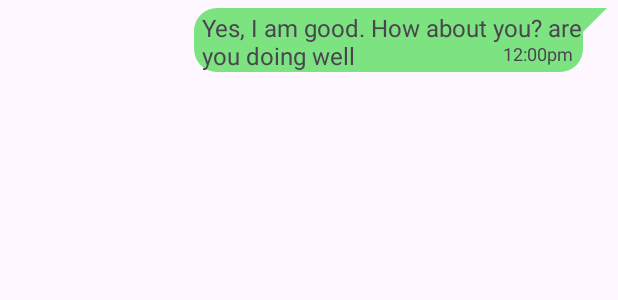
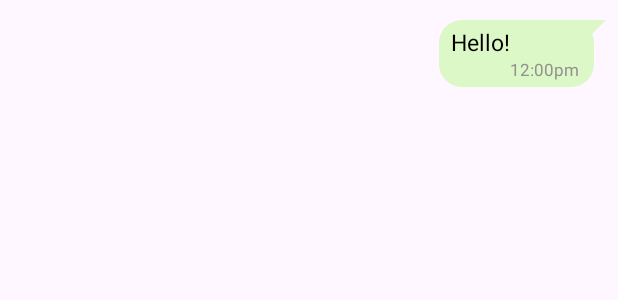
Before and after one commit to ArpitAswal/ChattingApplication, an Android app: the layout sender_chat_bubble.xml on its own in the app's theme, with its tools: preview values and no code run, on a phone screen of 412 x 824 dp. Shown: the top 300 px of the screen. Run offline under Robolectric (Android 15) with nearby library versions, the phone set to English and light mode, and no system bars.

```diff
--- a/app/src/main/java/com/example/whatsappclone/HomeActivity.kt
+++ b/app/src/main/java/com/example/whatsappclone/HomeActivity.kt
@@ -4,13 +4,14 @@ import androidx.appcompat.app.AppCompatActivity
 import android.os.Bundle
 import androidx.viewpager.widget.ViewPager
 import com.example.whatsappclone.adapter.FragmentAdapter
+import com.example.whatsappclone.firebase.References
 import com.google.android.material.tabs.TabLayout
 
 class HomeActivity : AppCompatActivity() {
     override fun onCreate(savedInstanceState: Bundle?) {
         super.onCreate(savedInstanceState)
         setContentView(R.layout.activity_home)
-
+        References.getAllUsersChat(this@HomeActivity)
         // Find the view pager that will allow the user to swipe between fragments
         val viewPager = findViewById<ViewPager>(R.id.viewpager)
         // Create an adapter that knows which fragment should be shown on each page
--- a/app/src/main/java/com/example/whatsappclone/adapter/UserModelAdapter.kt
+++ b/app/src/main/java/com/example/whatsappclone/adapter/UserModelAdapter.kt
@@ -12,7 +12,7 @@ import com.example.whatsappclone.R
 
 class UserModelAdapter(private val dataList: List<UserModel>) : RecyclerView.Adapter<UserModelAdapter.ViewHolder>() {
     class ViewHolder(itemView: View) : RecyclerView.ViewHolder(itemView) {
-        val profile: CircleImageView = itemView.findViewById(R.id.user_profile)
+        val profile: CircleImageView = itemView.findViewById(R.id.profileImage)
         val name: TextView = itemView.findViewById(R.id.username)
         val msg: TextView = itemView.findViewById(R.id.user_lastmsg)
 
--- a/app/src/main/java/com/example/whatsappclone/model/MessagesModel.kt
+++ b/app/src/main/java/com/example/whatsappclone/model/MessagesModel.kt
@@ -4,15 +4,15 @@ class MessagesModel {
 
     var id: String ?= null
     var msg: String ?= null
-    var time: Long ?= null
+    var time: String ?= null
 
     constructor()  {
         id=  ""
         msg = ""
-        time = 0L
+        time = ""
     }
 
-    constructor(id: String, msg: String, time: Long){
+    constructor(id: String, msg: String, time: String){
         this.id = id
         this.msg = msg
         this.time = time
--- a/app/src/main/java/com/example/whatsappclone/model/UserModel.kt
+++ b/app/src/main/java/com/example/whatsappclone/model/UserModel.kt
@@ -1,4 +1,5 @@
 package com.example.whatsappclone.model
 
-class UserModel(val profileImg: String, val username: String, val userId: String, val userLastMsg: String) {
+class UserModel(val profileImg: String, val username: String, val userId: String, var userLastMsg: String) {
+
 }
--- a/app/src/main/res/drawable/receiver_chat_background.xml
+++ b/app/src/main/res/drawable/receiver_chat_background.xml
@@ -7,13 +7,13 @@
             android:pivotY="0%"
             android:toDegrees="0" >
             <shape android:shape="rectangle" >
-                <solid android:color="@color/lightGrey" />
+                <solid android:color="@color/white" />
             </shape>
         </rotate>
     </item>
     <item android:left="8dp">
         <shape android:shape="rectangle" >
-            <solid android:color="@color/lightGrey" />
+            <solid android:color="@color/white" />
             <corners android:radius="15dp" />
         </shape>
     </item>
--- a/app/src/main/res/drawable/sender_chat_background.xml
+++ b/app/src/main/res/drawable/sender_chat_background.xml
@@ -11,7 +11,7 @@
             </shape>
         </rotate>
     </item>
-    <item android:right="16dp">
+    <item android:right="8dp">
         <shape android:shape="rectangle" >
             <solid android:color="@color/lightGreen" />
             <corners android:radius="15dp" />
--- a/app/src/main/res/layout/activity_chat_detail.xml
+++ b/app/src/main/res/layout/activity_chat_detail.xml
@@ -4,7 +4,7 @@
     xmlns:tools="http://schemas.android.com/tools"
     android:layout_width="match_parent"
     android:layout_height="match_parent"
-    android:background="@color/lightGrey"
+    android:background="@color/offWhite"
     tools:context=".ChatDetailActivity">
 
 
--- a/app/src/main/res/layout/sender_chat_bubble.xml
+++ b/app/src/main/res/layout/sender_chat_bubble.xml
@@ -2,56 +2,58 @@
 <RelativeLayout xmlns:android="http://schemas.android.com/apk/res/android"
     xmlns:app="http://schemas.android.com/apk/res-auto"
     xmlns:tools="http://schemas.android.com/tools"
+    android:layout_marginTop="10dp"
     android:layout_width="wrap_content"
-    android:layout_height="wrap_content"
-    android:layout_marginStart="5dp">
+    android:layout_height="wrap_content">
 
     <androidx.constraintlayout.widget.ConstraintLayout
+        android:id="@+id/sender_constraintLayout"
         android:layout_width="wrap_content"
         android:layout_height="wrap_content"
         android:layout_alignParentEnd="true"
-        android:layout_marginStart="5dp"
-        android:layout_marginTop="5dp"
-        android:layout_marginEnd="7dp"
+        android:layout_marginStart="0dp"
+        android:layout_marginVertical="3dp"
+        android:layout_marginEnd="8dp"
+        android:paddingVertical="4dp"
         android:background="@drawable/sender_chat_background"
-        android:maxWidth="320dp"
-        android:maxHeight="360dp"
-        android:minHeight="30dp">
+        android:minWidth="100dp"
+        android:maxWidth="350dp">
 
         <androidx.constraintlayout.widget.Guideline
             android:id="@+id/guideline1"
             android:layout_width="wrap_content"
             android:layout_height="wrap_content"
             android:orientation="vertical"
-            app:layout_constraintGuide_percent="0.9456522" />
+            app:layout_constraintEnd_toEndOf="@id/sender_constraintLayout"
+            app:layout_constraintGuide_end="16dp" />
 
         <TextView
             android:id="@+id/sender_msg_text"
             android:layout_width="wrap_content"
             android:layout_height="wrap_content"
-            android:layout_marginStart="5dp"
-            android:text="Yes, I am good. How about you? are you doing well"
-            android:textSize="16sp"
-            android:maxWidth="270dp"
-            android:minWidth="50dp"
-            android:layout_marginHorizontal="6dp"
-            android:layout_marginVertical="2dp"
+            android:text="Hello!"
+            android:textSize="15sp"
+            android:maxWidth="280dp"
+            android:textColor="@color/black"
+            android:textAlignment="viewStart"
             android:inputType="textLongMessage|textMultiLine"
-            app:layout_constraintBottom_toTopOf="@+id/time_text"
-            app:layout_constraintStart_toStartOf="parent"
+            app:layout_constraintStart_toStartOf="@+id/sender_constraintLayout"
             app:layout_constraintTop_toTopOf="parent"
+            app:layout_constraintEnd_toStartOf="@id/sender_time_text"
+            android:layout_marginStart="8dp"
             tools:ignore="TextViewEdits" />
 
         <TextView
             android:id="@+id/sender_time_text"
-            android:layout_width="wrap_content"
+            android:layout_width="0dp"
             android:layout_height="wrap_content"
-            android:layout_marginVertical="4dp"
-            android:layout_marginHorizontal="8dp"
+            android:layout_weight="1"
             android:text="12:00pm"
-            android:textSize="12sp"
-            app:layout_constraintBottom_toBottomOf="parent"
-            app:layout_constraintEnd_toStartOf="@+id/guideline1" />
+            android:textSize="11sp"
+            android:textColor="@color/grey"
+            android:layout_marginEnd="2dp"
+            app:layout_constraintEnd_toStartOf="@id/guideline1"
+            app:layout_constraintTop_toBottomOf="@id/sender_msg_text"/>
 
     </androidx.constraintlayout.widget.ConstraintLayout>
 </RelativeLayout>
--- a/app/src/main/res/values/colors.xml
+++ b/app/src/main/res/values/colors.xml
@@ -3,11 +3,12 @@
     <color name="black">#FF000000</color>
     <color name="white">#FFFFFFFF</color>
     <color name="green">#4CAF50</color>
-    <color name="lightGreen">#7DE381</color>
+    <color name="lightGreen">#DCF8C6</color>
     <color name="teal">#0b6156</color>
     <color name="tealDark">#095049</color>
     <color name="darkGreen">#016308</color>
     <color name="blue">#03A9F4</color>
     <color name="lightGrey">#FFE0E0E0</color>
     <color name="grey">#939090</color>
+    <color name="offWhite">#ECE5DD</color>
 </resources>
```
Also changed, not shown: app/src/main/java/com/example/whatsappclone/ChatDetailActivity.kt (+51 -17 lines), app/src/main/java/com/example/whatsappclone/SetProfileActivity.kt (+10 -3 lines), app/src/main/java/com/example/whatsappclone/adapter/ChatAdapter.kt (+7 -4 lines), app/src/main/java/com/example/whatsappclone/adapter/ContactAdapter.kt (+7 -5 lines), app/src/main/java/com/example/whatsappclone/contact/ContactActivity.kt (+4 -4 lines), app/src/main/java/com/example/whatsappclone/firebase/References.kt (+28 -5 lines), app/src/main/java/com/example/whatsappclone/fragments/Chats.kt (+46 -5 lines), app/src/main/res/layout/receiver_chat_bubble.xml (+25 -21 lines).
